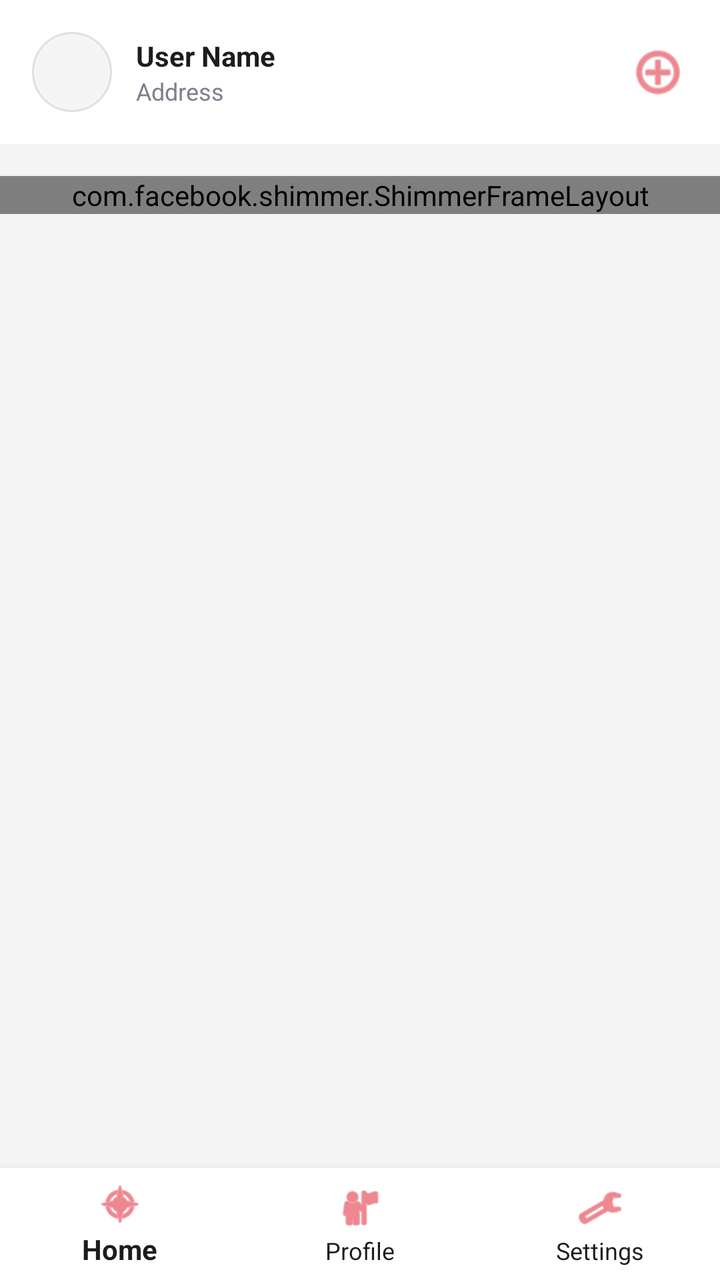
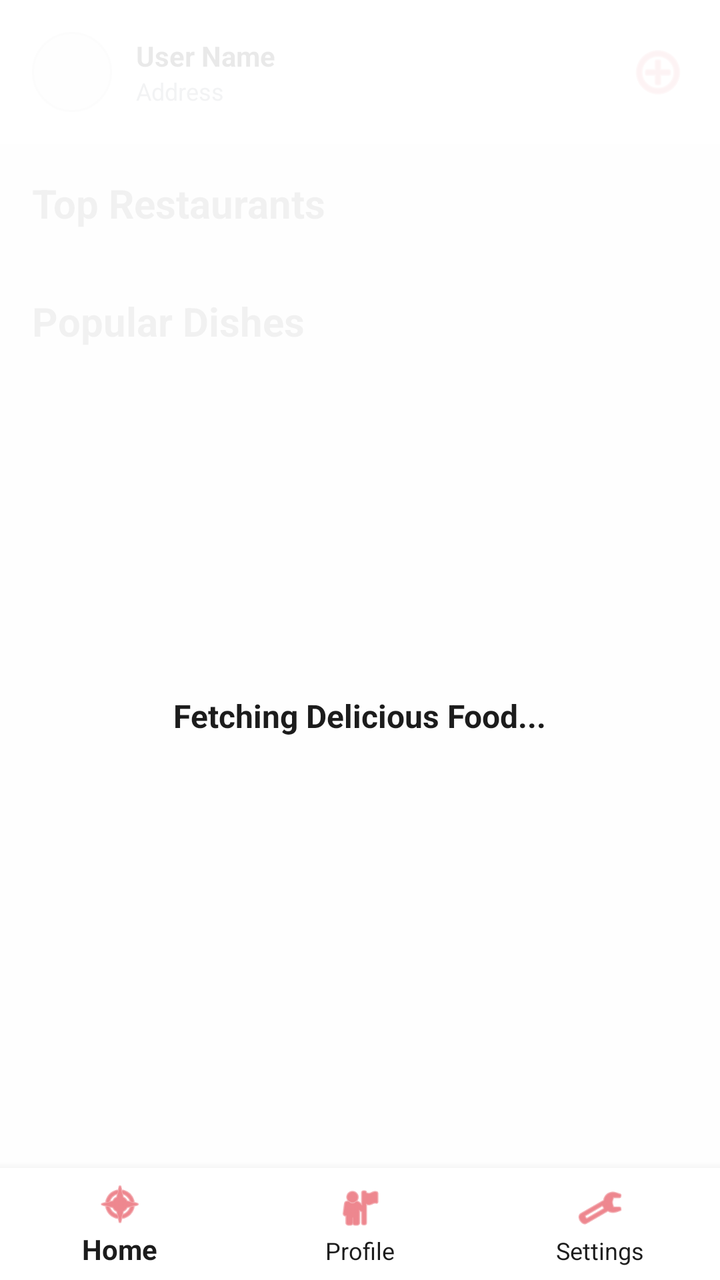

Two renders of the same Android screen: before a commit and after it. Below are the layout's source before the change and the commit's diff.
<!-- AndroidManifest.xml: application theme Theme.AppCompat.Light.NoActionBar -->
<!-- res/layout/activity_home.xml -->
<?xml version="1.0" encoding="utf-8"?>
<RelativeLayout xmlns:android="http://schemas.android.com/apk/res/android"
    xmlns:app="http://schemas.android.com/apk/res-auto"
    android:layout_width="match_parent" android:layout_height="match_parent" android:background="@color/zomato_bg">

    <androidx.core.widget.NestedScrollView android:layout_width="match_parent"
        android:layout_height="match_parent" android:scrollbars="none" android:layout_above="@id/bottomNav">

        <LinearLayout android:layout_width="match_parent" android:layout_height="wrap_content" android:orientation="vertical">
            
            
            <LinearLayout android:layout_width="match_parent" android:layout_height="wrap_content"
                android:orientation="horizontal" android:padding="16dp" android:background="@color/white" android:gravity="center_vertical">
                
                <ImageView android:id="@+id/ivUserDp" android:layout_width="40dp" android:layout_height="40dp"
                    android:background="@drawable/bg_pill_input" android:scaleType="centerCrop"/>
                
                <LinearLayout android:layout_width="0dp" android:layout_weight="1" android:layout_height="wrap_content"
                    android:orientation="vertical" android:layout_marginStart="12dp">
                    <TextView android:id="@+id/tvUserName" android:layout_width="wrap_content"
                        android:layout_height="wrap_content" android:text="User Name" android:textStyle="bold" android:textColor="@color/text_dark"/>
                    <TextView android:id="@+id/tvUserAddress" android:layout_width="wrap_content"
                        android:layout_height="wrap_content" android:text="Address" android:textSize="12sp" android:textColor="@color/text_gray"/>
                </LinearLayout>
                
                <ImageView android:id="@+id/btnCart" android:layout_width="30dp" android:layout_height="30dp"
                    android:src="@android:drawable/ic_menu_add" android:tint="@color/zomato_red"/>
            </LinearLayout>

            
            <com.facebook.shimmer.ShimmerFrameLayout android:id="@+id/shimmerLayout"
                android:layout_width="match_parent" android:layout_height="wrap_content" android:layout_marginTop="16dp">
                <LinearLayout android:orientation="vertical" android:layout_width="match_parent" android:layout_height="wrap_content">
                    <View android:layout_width="120dp" android:layout_height="20dp" android:background="@color/skeleton_bg" android:layout_margin="16dp"/>
                    <View android:layout_width="match_parent" android:layout_height="150dp" android:background="@color/skeleton_bg" android:layout_margin="16dp"/>
                </LinearLayout>
            </com.facebook.shimmer.ShimmerFrameLayout>

            <LinearLayout android:id="@+id/mainContent" android:visibility="gone"
                android:layout_width="match_parent" android:layout_height="wrap_content" android:orientation="vertical">
                <TextView android:layout_width="wrap_content" android:layout_height="wrap_content"
                    android:text="Top Restaurants near you" android:textSize="18sp"
                    android:textStyle="bold" android:layout_margin="16dp"/>
                <androidx.recyclerview.widget.RecyclerView android:id="@+id/rvRestaurants"
                    android:layout_width="match_parent" android:layout_height="wrap_content" android:scrollbars="none"/>
            </LinearLayout>
        </LinearLayout>
    </androidx.core.widget.NestedScrollView>

    
    <com.google.android.material.bottomnavigation.BottomNavigationView
        android:id="@+id/bottomNav" android:layout_width="match_parent" android:layout_height="wrap_content"
        android:layout_alignParentBottom="true" android:background="@color/white"
        app:menu="@menu/bottom_nav_menu" app:itemIconTint="@color/zomato_red" app:itemTextColor="@color/text_dark"/>
</RelativeLayout>
<!-- resources referenced by this layout -->
<resources>
  <color name="skeleton_bg">#E0E0E0</color>
  <color name="text_dark">#1C1C1C</color>
  <color name="text_gray">#7E808C</color>
  <color name="white">#FFFFFF</color>
  <color name="zomato_bg">#F4F4F4</color>
  <color name="zomato_red">#E23744</color>
  <!-- drawable bg_pill_input (drawable) -->
  <?xml version="1.0" encoding="utf-8"?>
  <shape xmlns:android="http://schemas.android.com/apk/res/android">
      <solid android:color="#F4F4F4"/>
      <corners android:radius="50dp"/>
      <stroke android:width="1dp" android:color="#E0E0E0"/>
  </shape>
</resources>

<!-- the commit's change to res/layout/activity_home.xml (unified diff, before → after) -->
@@ -28,21 +28,22 @@
             </LinearLayout>
 
             
-            <com.facebook.shimmer.ShimmerFrameLayout android:id="@+id/shimmerLayout"
-                android:layout_width="match_parent" android:layout_height="wrap_content" android:layout_marginTop="16dp">
-                <LinearLayout android:orientation="vertical" android:layout_width="match_parent" android:layout_height="wrap_content">
-                    <View android:layout_width="120dp" android:layout_height="20dp" android:background="@color/skeleton_bg" android:layout_margin="16dp"/>
-                    <View android:layout_width="match_parent" android:layout_height="150dp" android:background="@color/skeleton_bg" android:layout_margin="16dp"/>
-                </LinearLayout>
-            </com.facebook.shimmer.ShimmerFrameLayout>
+            <LinearLayout android:id="@+id/mainContent" android:layout_width="match_parent"
+                android:layout_height="wrap_content" android:orientation="vertical">
+                
+                
+                <TextView android:layout_width="wrap_content" android:layout_height="wrap_content"
+                    android:text="Top Restaurants" android:textSize="20sp" android:textStyle="bold"
+                    android:layout_margin="16dp"/>
+                <androidx.recyclerview.widget.RecyclerView android:id="@+id/rvRestaurants"
+                    android:layout_width="match_parent" android:layout_height="wrap_content"/>
 
-            <LinearLayout android:id="@+id/mainContent" android:visibility="gone"
-                android:layout_width="match_parent" android:layout_height="wrap_content" android:orientation="vertical">
+                
                 <TextView android:layout_width="wrap_content" android:layout_height="wrap_content"
-                    android:text="Top Restaurants near you" android:textSize="18sp"
-                    android:textStyle="bold" android:layout_margin="16dp"/>
-                <androidx.recyclerview.widget.RecyclerView android:id="@+id/rvRestaurants"
-                    android:layout_width="match_parent" android:layout_height="wrap_content" android:scrollbars="none"/>
+                    android:text="Popular Dishes" android:textSize="20sp" android:textStyle="bold"
+                    android:layout_margin="16dp" android:layout_marginTop="24dp"/>
+                <androidx.recyclerview.widget.RecyclerView android:id="@+id/rvProducts"
+                    android:layout_width="match_parent" android:layout_height="wrap_content"/>
             </LinearLayout>
         </LinearLayout>
     </androidx.core.widget.NestedScrollView>
@@ -52,4 +53,36 @@
         android:id="@+id/bottomNav" android:layout_width="match_parent" android:layout_height="wrap_content"
         android:layout_alignParentBottom="true" android:background="@color/white"
         app:menu="@menu/bottom_nav_menu" app:itemIconTint="@color/zomato_red" app:itemTextColor="@color/text_dark"/>
+
+    
+    <FrameLayout
+        android:id="@+id/loadingOverlay"
+        android:layout_width="match_parent"
+        android:layout_height="match_parent"
+        android:background="#E6FFFFFF" 
+        android:clickable="true"
+        android:focusable="true">
+        
+        <LinearLayout
+            android:layout_width="wrap_content"
+            android:layout_height="wrap_content"
+            android:layout_gravity="center"
+            android:gravity="center"
+            android:orientation="vertical">
+            
+            <ProgressBar
+                android:layout_width="60dp"
+                android:layout_height="60dp"
+                android:indeterminateTint="@color/zomato_red"/>
+                
+            <TextView
+                android:layout_width="wrap_content"
+                android:layout_height="wrap_content"
+                android:text="Fetching Delicious Food..."
+                android:textColor="@color/text_dark"
+                android:textStyle="bold"
+                android:textSize="16sp"
+                android:layout_marginTop="16dp"/>
+        </LinearLayout>
+    </FrameLayout>
 </RelativeLayout>
<!-- resource entries referenced after the edit -->
@@ -1,6 +1,5 @@
 <!-- resources referenced by this layout -->
 <resources>
-  <color name="skeleton_bg">#E0E0E0</color>
   <color name="text_dark">#1C1C1C</color>
   <color name="text_gray">#7E808C</color>
   <color name="white">#FFFFFF</color>
